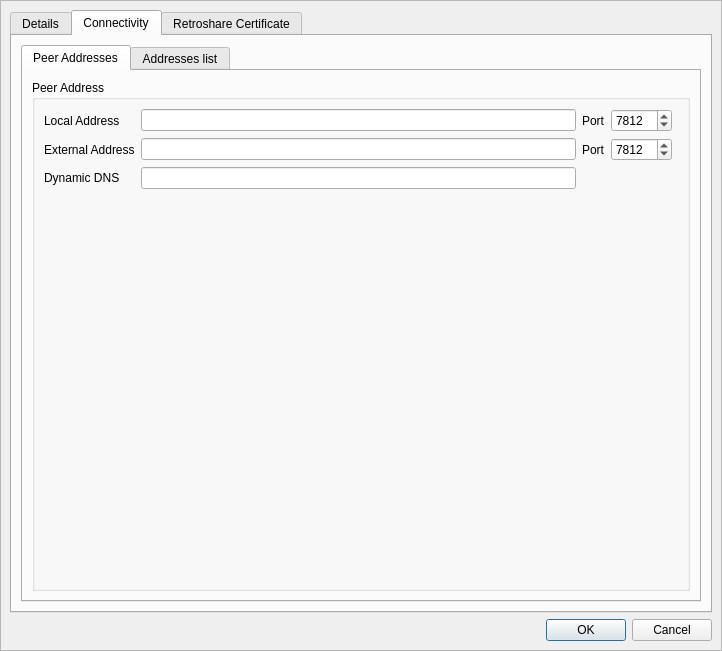
Above: retroshare-gui/src/gui/connect/ConfCertDialog.ui from RetroShare/RetroShare before the change. Below: the same form after it.
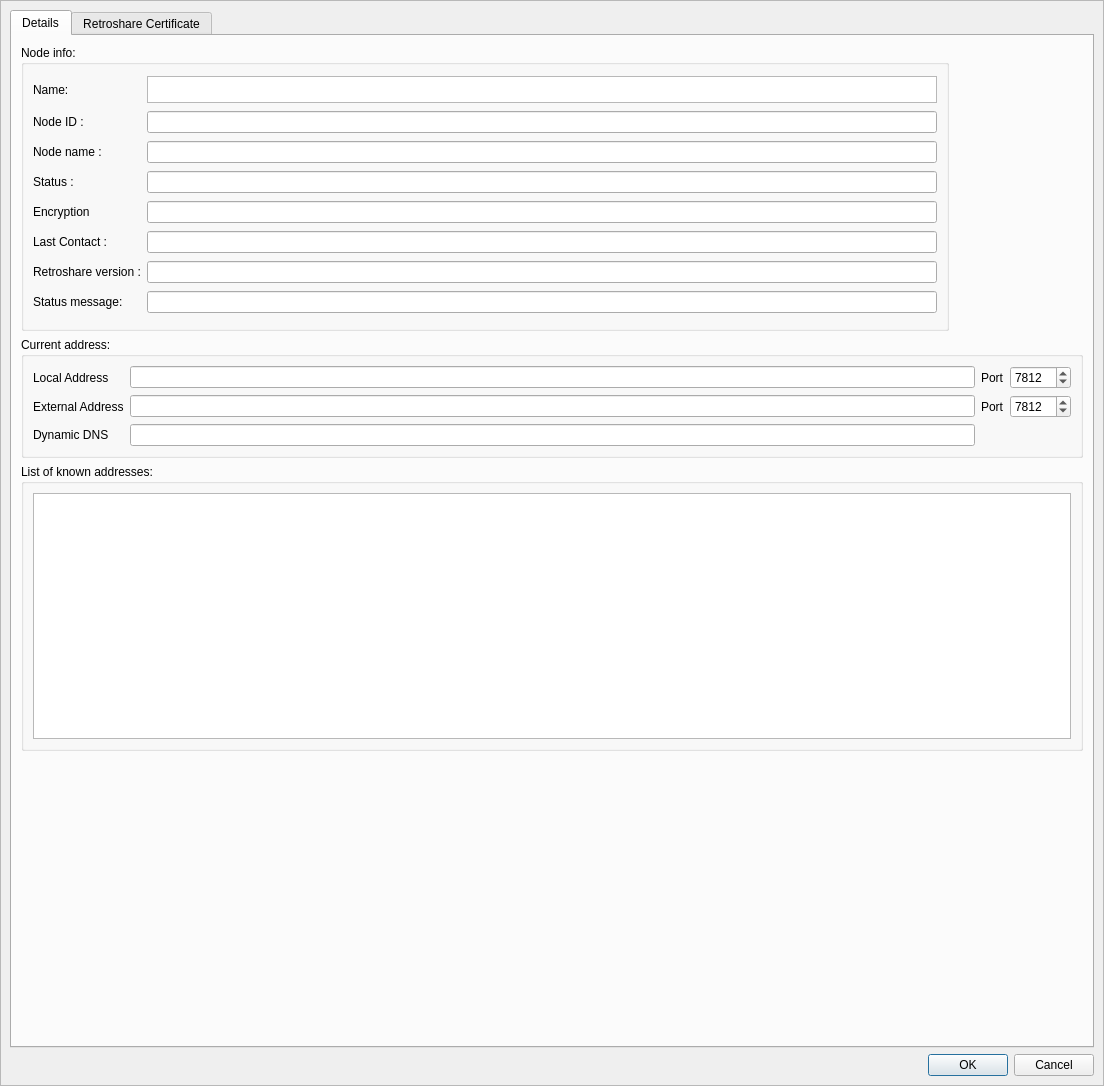
That is the form after the change. The open tabs and pages were chosen to show the change. Icons and pictures are not drawn. Custom widgets are drawn as their Qt base class.

Commit message: fixed layout in ConfCertDialog, removed overnumerous tabs

```diff
--- a/retroshare-gui/src/gui/connect/ConfCertDialog.ui
+++ b/retroshare-gui/src/gui/connect/ConfCertDialog.ui
@@ -6,8 +6,8 @@
    <rect>
     <x>0</x>
     <y>0</y>
-    <width>722</width>
-    <height>651</height>
+    <width>1104</width>
+    <height>1086</height>
    </rect>
   </property>
   <property name="windowTitle">
@@ -69,7 +69,7 @@
       <item row="0" column="0">
        <widget class="QTabWidget" name="stabWidget">
         <property name="currentIndex">
-         <number>1</number>
+         <number>0</number>
         </property>
         <widget class="QWidget" name="tab">
          <attribute name="icon">
@@ -85,7 +85,7 @@
             <item>
              <widget class="QGroupBox" name="groupBox_4">
               <property name="title">
-               <string>Friend info</string>
+               <string>Node info:</string>
               </property>
               <layout class="QGridLayout" name="gridLayout_3">
                <item row="3" column="1">
@@ -249,6 +249,114 @@
             </item>
            </layout>
           </item>
+          <item>
+           <widget class="QGroupBox" name="groupBox">
+            <property name="title">
+             <string>Current address:</string>
+            </property>
+            <layout class="QVBoxLayout" name="verticalLayout_4">
+             <item>
+              <layout class="QGridLayout" name="gridLayout_12">
+               <item row="1" column="3">
+                <widget class="QSpinBox" name="localPort">
+                 <property name="minimum">
+                  <number>0</number>
+                 </property>
+                 <property name="maximum">
+                  <number>65535</number>
+                 </property>
+                 <property name="value">
+                  <number>7812</number>
+                 </property>
+                </widget>
+               </item>
+               <item row="3" column="1">
+                <widget class="QLineEdit" name="dynDNS"/>
+               </item>
+               <item row="2" column="3">
+                <widget class="QSpinBox" name="extPort">
+                 <property name="minimum">
+                  <number>0</number>
+                 </property>
+                 <property name="maximum">
+                  <number>65535</number>
+                 </property>
+                 <property name="value">
+                  <number>7812</number>
+                 </property>
+                </widget>
+               </item>
+               <item row="3" column="0">
+                <widget class="QLabel" name="l_dynDNS">
+                 <property name="text">
+                  <string>Dynamic DNS</string>
+                 </property>
+                </widget>
+               </item>
+               <item row="1" column="1">
+                <widget class="QLineEdit" name="localAddress"/>
+               </item>
+               <item row="2" column="0">
+                <widget class="QLabel" name="l_extAddress">
+                 <property name="text">
+                  <string>External Address</string>
+                 </property>
+                </widget>
+               </item>
+               <item row="2" column="1">
+                <widget class="QLineEdit" name="extAddress"/>
+               </item>
+               <item row="2" column="2">
+                <widget class="QLabel" name="l_portExternal">
+                 <property name="text">
+                  <string>Port</string>
+                 </property>
+                </widget>
+               </item>
+               <item row="1" column="2">
+                <widget class="QLabel" name="l_portLocal">
+                 <property name="text">
+                  <string>Port</string>
+                 </property>
+                </widget>
+               </item>
+               <item row="1" column="0">
+                <widget class="QLabel" name="l_localAddress">
+                 <property name="layoutDirection">
+                  <enum>Qt::LeftToRight</enum>
+                 </property>
+                 <property name="text">
+                  <string>Local Address</string>
+                 </property>
+                 <property name="alignment">
+                  <set>Qt::AlignLeading|Qt::AlignLeft|Qt::AlignVCenter</set>
+                 </property>
+                </widget>
+               </item>
+              </layout>
+             </item>
+            </layout>
+           </widget>
+          </item>
+          <item>
+           <widget class="QGroupBox" name="groupBox_2">
+            <property name="title">
+             <string>List of known addresses:</string>
+            </property>
+            <layout class="QVBoxLayout" name="verticalLayout_5">
+             <item>
+              <widget class="QListWidget" name="ipAddressList">
+               <property name="contextMenuPolicy">
+                <enum>Qt::DefaultContextMenu</enum>
+               </property>
+               <property name="selectionMode">
+                <enum>QAbstractItemView::MultiSelection</enum>
+               </property>
+              </widget>
+             </item>
+            </layout>
+           </widget>
+          </item>
           <item>
            <spacer name="verticalSpacer">
             <property name="orientation">
@@ -264,170 +372,6 @@
           </item>
          </layout>
         </widget>
-        <widget class="QWidget" name="tab_3">
-         <attribute name="icon">
-          <iconset resource="../images.qrc">
-           <normaloff>:/images/kcmsystem24.png</normaloff>:/images/kcmsystem24.png</iconset>
-         </attribute>
-         <attribute name="title">
-          <string>Connectivity</string>
-         </attribute>
-         <layout class="QGridLayout" name="gridLayout_15">
-          <item row="0" column="0">
-           <widget class="QTabWidget" name="tabWidget">
-            <property name="currentIndex">
-             <number>1</number>
-            </property>
-            <widget class="QWidget" name="tab_5">
-             <attribute name="title">
-              <string>Peer Addresses</string>
-             </attribute>
-             <layout class="QGridLayout" name="gridLayout_8">
-              <item row="0" column="0">
-               <widget class="QGroupBox" name="groupBox">
-                <property name="title">
-                 <string>Peer Address</string>
-                </property>
-                <layout class="QGridLayout" name="gridLayout_6">
-                 <item row="2" column="0" colspan="2">
-                  <spacer>
-                   <property name="orientation">
-                    <enum>Qt::Vertical</enum>
-                   </property>
-                   <property name="sizeHint" stdset="0">
-                    <size>
-                     <width>20</width>
-                     <height>47</height>
-                    </size>
-                   </property>
-                  </spacer>
-                 </item>
-                 <item row="2" column="0" colspan="2">
-                  <spacer>
-                   <property name="orientation">
-                    <enum>Qt::Vertical</enum>
-                   </property>
-                   <property name="sizeHint" stdset="0">
-                    <size>
-                     <width>20</width>
-                     <height>47</height>
-                    </size>
-                   </property>
-                  </spacer>
-                 </item>
-                 <item row="0" column="0">
-                  <layout class="QGridLayout" name="gridLayout_2">
-                   <item row="0" column="0">
-                    <widget class="QLabel" name="l_localAddress">
-                     <property name="layoutDirection">
-                      <enum>Qt::LeftToRight</enum>
-                     </property>
-                     <property name="text">
-                      <string>Local Address</string>
-                     </property>
-                     <property name="alignment">
-                      <set>Qt::AlignLeading|Qt::AlignLeft|Qt::AlignVCenter</set>
-                     </property>
-                    </widget>
-                   </item>
-                   <item row="0" column="1">
-                    <widget class="QLineEdit" name="localAddress"/>
-                   </item>
-                   <item row="1" column="0">
-                    <widget class="QLabel" name="l_extAddress">
-                     <property name="text">
-                      <string>External Address</string>
-                     </property>
-                    </widget>
-                   </item>
-                   <item row="1" column="1">
-                    <widget class="QLineEdit" name="extAddress"/>
-                   </item>
-                   <item row="2" column="0">
-                    <widget class="QLabel" name="l_dynDNS">
-                     <property name="text">
-                      <string>Dynamic DNS</string>
-                     </property>
-                    </widget>
-                   </item>
-                   <item row="2" column="1">
-                    <widget class="QLineEdit" name="dynDNS"/>
-                   </item>
-                   <item row="0" column="2">
-                    <widget class="QLabel" name="l_portLocal">
-                     <property name="text">
-                      <string>Port</string>
-                     </property>
-                    </widget>
-                   </item>
-                   <item row="1" column="2">
-                    <widget class="QLabel" name="l_portExternal">
-                     <property name="text">
-                      <string>Port</string>
-                     </property>
-                    </widget>
-                   </item>
-                   <item row="0" column="3">
-                    <widget class="QSpinBox" name="localPort">
-                     <property name="minimum">
-                      <number>0</number>
-                     </property>
-                     <property name="maximum">
-                      <number>65535</number>
-                     </property>
-                     <property name="value">
-                      <number>7812</number>
-                     </property>
-                    </widget>
-                   </item>
-                   <item row="1" column="3">
-                    <widget class="QSpinBox" name="extPort">
-                     <property name="minimum">
-                      <number>0</number>
-                     </property>
-                     <property name="maximum">
-                      <number>65535</number>
-                     </property>
-                     <property name="value">
-                      <number>7812</number>
-                     </property>
-                    </widget>
-                   </item>
-                  </layout>
-                 </item>
-                </layout>
-               </widget>
-              </item>
-             </layout>
-            </widget>
-            <widget class="QWidget" name="tab_6">
-             <attribute name="title">
-              <string>Addresses list</string>
-             </attribute>
-             <layout class="QGridLayout" name="gridLayout_9">
-              <item row="0" column="0">
-               <widget class="QLabel" name="label_9">
-                <property name="text">
-                 <string>Addresses list</string>
-                </property>
-               </widget>
-              </item>
-              <item row="1" column="0">
-               <widget class="QListWidget" name="ipAddressList">
-                <property name="contextMenuPolicy">
-                 <enum>Qt::DefaultContextMenu</enum>
-                </property>
-                <property name="selectionMode">
-                 <enum>QAbstractItemView::MultiSelection</enum>
-                </property>
-               </widget>
-              </item>
-             </layout>
-            </widget>
-           </widget>
-          </item>
-         </layout>
-        </widget>
         <widget class="QWidget" name="tab_4">
          <attribute name="title">
           <string>Retroshare Certificate</string>
```
The commit also changes 1 other file.
